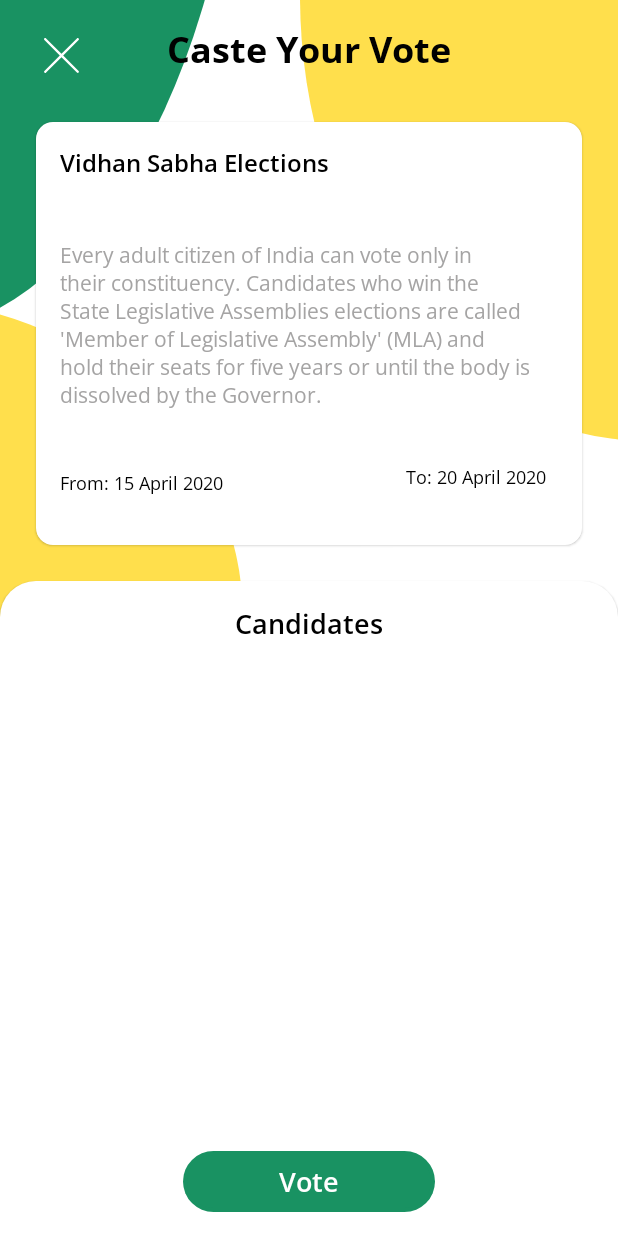
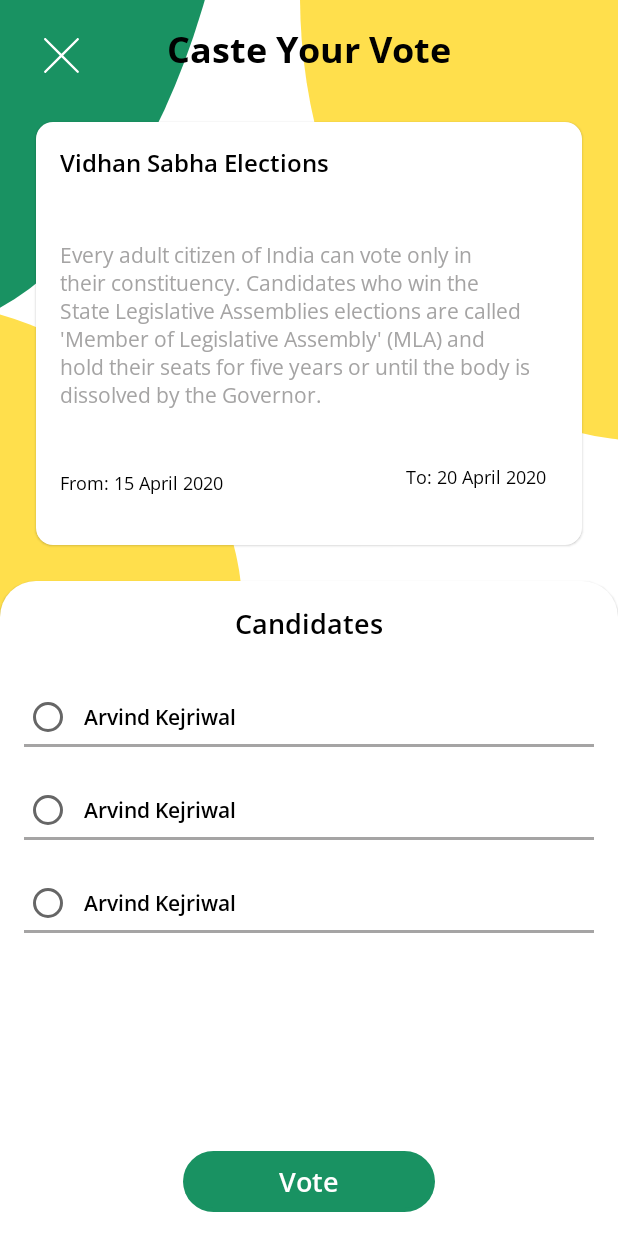
Before and after one commit to IshitaAg/Agora-Android, an Android app: the layout activity_cast_vote.xml on its own in the app's theme, with its tools: preview values and no code run, on a phone screen of 412 x 824 dp. Run offline under Robolectric (Android 15) with nearby library versions, the phone set to English and light mode, and no system bars.

Commit message:
Added adapter ui for candidate list for caste vote screen

```diff
--- a/agora-android/GSoC2020/app/src/main/res/layout/activity_cast_vote.xml
+++ b/agora-android/GSoC2020/app/src/main/res/layout/activity_cast_vote.xml
@@ -48,6 +48,7 @@
         android:layout_height="0dp"
         android:background="@drawable/upper_corner_rounded_rectangle_24dp"
         android:elevation="1dp"
+        android:outlineProvider="background"
         app:layout_constraintBottom_toBottomOf="parent"
         app:layout_constraintEnd_toEndOf="parent"
         app:layout_constraintStart_toStartOf="parent"
@@ -170,5 +171,6 @@
         app:layout_constraintBottom_toTopOf="@+id/vote_btn"
         app:layout_constraintEnd_toEndOf="@+id/view13"
         app:layout_constraintStart_toStartOf="@+id/view13"
-        app:layout_constraintTop_toBottomOf="@+id/textView57" />
+        app:layout_constraintTop_toBottomOf="@+id/textView57"
+        tools:listitem="@layout/adapter_caste_vote_candidates" />
 </androidx.constraintlayout.widget.ConstraintLayout>
--- /dev/null
+++ b/agora-android/GSoC2020/app/src/main/res/layout/adapter_caste_vote_candidates.xml
@@ -0,0 +1,34 @@
+<?xml version="1.0" encoding="utf-8"?>
+<androidx.constraintlayout.widget.ConstraintLayout xmlns:android="http://schemas.android.com/apk/res/android"
+    xmlns:app="http://schemas.android.com/apk/res-auto"
+    xmlns:tools="http://schemas.android.com/tools"
+    android:layout_width="match_parent"
+    android:layout_height="wrap_content">
+
+    <RadioButton
+        android:id="@+id/radioButton3"
+        android:layout_width="0dp"
+        android:layout_height="wrap_content"
+        android:layout_marginStart="16dp"
+        android:layout_marginTop="16dp"
+        android:layout_marginEnd="16dp"
+        android:fontFamily="@font/open_sans_semibold"
+        android:padding="8dp"
+        android:text="@string/sample_candidate_name"
+        app:layout_constraintEnd_toEndOf="parent"
+        app:layout_constraintStart_toStartOf="parent"
+        app:layout_constraintTop_toTopOf="parent" />
+
+    <View
+        android:id="@+id/view15"
+        android:layout_width="0dp"
+        android:layout_height="2dp"
+        android:layout_marginStart="16dp"
+        android:layout_marginEnd="16dp"
+        android:layout_marginBottom="8dp"
+        android:background="@color/colorDarkerGrey"
+        app:layout_constraintBottom_toBottomOf="parent"
+        app:layout_constraintEnd_toEndOf="parent"
+        app:layout_constraintStart_toStartOf="parent"
+        app:layout_constraintTop_toBottomOf="@+id/radioButton3" />
+</androidx.constraintlayout.widget.ConstraintLayout>
```
